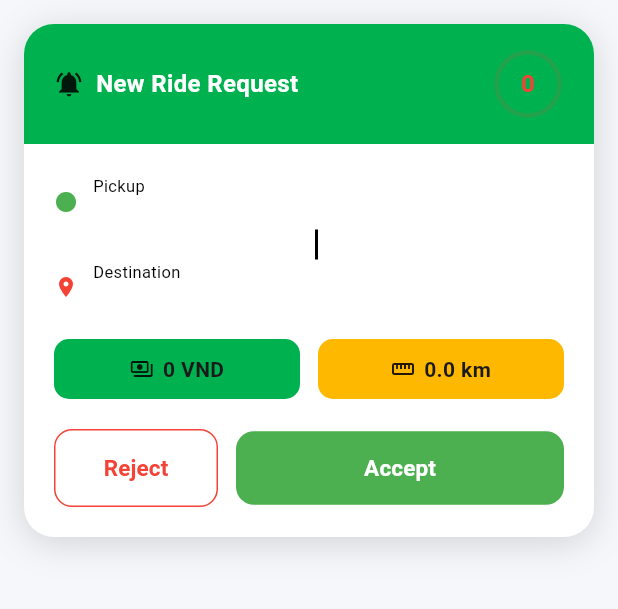
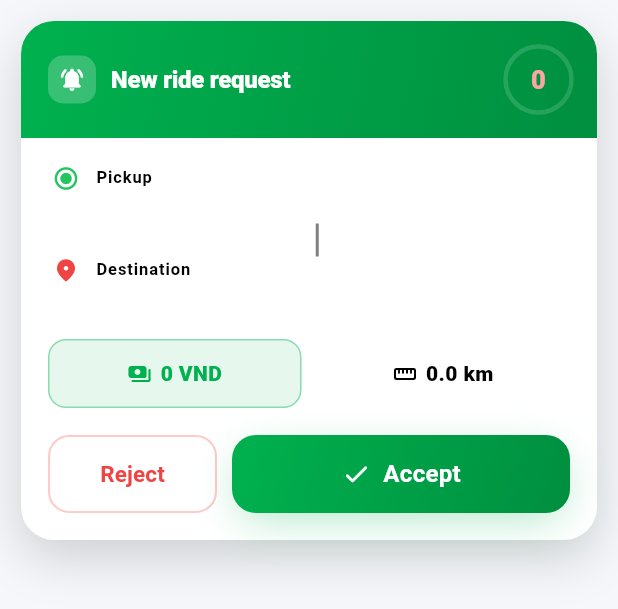
Before and after one commit to JasonTM17/Crab_Mobile_Flutter, a Flutter app: the IncomingRideCard widget shown alone on an empty page, opened directly with empty values, on a phone screen of 412 x 824 dp. Shown: the top 609 px of the screen. Run offline on Flutter 3.47's test engine with Material 3 defaults, Android fonts, the phone set to English and light mode, and no system bars; our stand-ins replace dio, equatable, flutter_bloc, flutter_secure_storage, get_it, go_router and 4 more; accounts and stored records are empty; generated files the repository leaves out were written again; network calls fail.

Commit message:
feat(mobile/ride/driver): premium incoming ride card
Header: brand-gradient bar with rounded notification badge + larger
white-stroke countdown ring (red text on last 5s).
Pickup/destination: clean radio + pin icons, dotted vertical link,
uppercase muted labels.
Info chips: emphasized fare with brand tint + outline, neutral chip
for distance.
Reject button: danger outline pill. Accept: GradientButton with check.

```diff
--- a/apps/mobile/lib/features/ride/driver/presentation/widgets/incoming_ride_card.dart
+++ b/apps/mobile/lib/features/ride/driver/presentation/widgets/incoming_ride_card.dart
@@ -2,6 +2,8 @@ import 'dart:math' as math;
 
 import 'package:flutter/material.dart';
 
+import '../../../../../core/theme/app_gradients.dart';
+import '../../../../../shared/widgets/gradient_button.dart';
 import '../bloc/driver_state.dart';
 
 class IncomingRideCard extends StatelessWidget {
@@ -31,15 +33,15 @@ class IncomingRideCard extends StatelessWidget {
     final countdownFraction = countdown / 15.0;
 
     return Container(
-      margin: const EdgeInsets.all(16),
+      margin: const EdgeInsets.fromLTRB(14, 14, 14, 18),
       decoration: BoxDecoration(
         color: theme.colorScheme.surface,
-        borderRadius: BorderRadius.circular(20),
+        borderRadius: BorderRadius.circular(22),
         boxShadow: [
           BoxShadow(
-            color: Colors.black.withOpacity(0.15),
-            blurRadius: 20,
-            offset: const Offset(0, 4),
+            color: Colors.black.withValues(alpha: 0.16),
+            blurRadius: 28,
+            offset: const Offset(0, 12),
           ),
         ],
       ),
@@ -48,49 +50,59 @@ class IncomingRideCard extends StatelessWidget {
         children: [
           // Header with countdown
           Container(
-            padding: const EdgeInsets.symmetric(horizontal: 20, vertical: 16),
-            decoration: BoxDecoration(
-              color: theme.colorScheme.primaryContainer,
+            padding: const EdgeInsets.fromLTRB(18, 14, 14, 14),
+            decoration: const BoxDecoration(
+              gradient: AppGradients.primary,
               borderRadius:
-                  const BorderRadius.vertical(top: Radius.circular(20)),
+                  BorderRadius.vertical(top: Radius.circular(22)),
             ),
             child: Row(
               children: [
-                const Icon(Icons.notifications_active, size: 20),
-                const SizedBox(width: 8),
-                Text(
-                  'New Ride Request',
+                Container(
+                  width: 32,
+                  height: 32,
+                  decoration: BoxDecoration(
+                    color: Colors.white.withValues(alpha: 0.22),
+                    borderRadius: BorderRadius.circular(10),
+                  ),
+                  child: const Icon(
+                    Icons.notifications_active_rounded,
+                    size: 18,
+                    color: Colors.white,
+                  ),
+                ),
+                const SizedBox(width: 10),
+                const Text(
+                  'New ride request',
                   style: TextStyle(
-                    fontWeight: FontWeight.bold,
+                    fontWeight: FontWeight.w800,
                     fontSize: 16,
-                    color: theme.colorScheme.onPrimaryContainer,
+                    color: Colors.white,
+                    letterSpacing: -0.2,
                   ),
                 ),
                 const Spacer(),
-                // Circular countdown timer
                 SizedBox(
-                  width: 48,
-                  height: 48,
+                  width: 50,
+                  height: 50,
                   child: Stack(
                     alignment: Alignment.center,
                     children: [
                       CustomPaint(
-                        size: const Size(48, 48),
+                        size: const Size(50, 50),
                         painter: _CountdownPainter(
                           fraction: countdownFraction,
-                          color: countdown <= 5
-                              ? Colors.red
-                              : theme.colorScheme.primary,
+                          color: Colors.white,
                         ),
                       ),
                       Text(
                         '$countdown',
                         style: TextStyle(
-                          fontWeight: FontWeight.bold,
-                          fontSize: 16,
+                          fontWeight: FontWeight.w800,
+                          fontSize: 17,
                           color: countdown <= 5
-                              ? Colors.red
-                              : theme.colorScheme.primary,
+                              ? const Color(0xFFFCA5A5)
+                              : Colors.white,
                         ),
                       ),
                     ],
@@ -101,93 +113,87 @@ class IncomingRideCard extends StatelessWidget {
           ),
           // Ride details
           Padding(
-            padding: const EdgeInsets.all(20),
+            padding: const EdgeInsets.fromLTRB(18, 18, 18, 18),
             child: Column(
               children: [
-                // Pickup
                 _AddressRow(
-                  icon: Icons.circle,
-                  iconColor: Colors.green,
+                  icon: Icons.radio_button_checked_rounded,
+                  iconColor: const Color(0xFF22C55E),
                   label: 'Pickup',
                   address: rideRequest.pickupAddress,
                 ),
                 Padding(
-                  padding: const EdgeInsets.only(left: 10),
+                  padding: const EdgeInsets.only(left: 11),
                   child: Container(
-                    height: 20,
+                    height: 22,
                     width: 2,
-                    color: theme.colorScheme.outlineVariant,
+                    color: theme.colorScheme.outlineVariant
+                        .withValues(alpha: 0.5),
                   ),
                 ),
-                // Dropoff
                 _AddressRow(
-                  icon: Icons.location_on,
-                  iconColor: Colors.red,
+                  icon: Icons.location_on_rounded,
+                  iconColor: const Color(0xFFEF4444),
                   label: 'Destination',
                   address: rideRequest.dropoffAddress,
                 ),
                 const SizedBox(height: 16),
-                // Fare and distance
                 Row(
                   children: [
                     Expanded(
                       child: _InfoChip(
-                        icon: Icons.payments_outlined,
+                        icon: Icons.payments_rounded,
                         label:
                             '${_formatFare(rideRequest.estimatedFare)} ${rideRequest.currency}',
-                        color: theme.colorScheme.primaryContainer,
+                        emphasized: true,
                       ),
                     ),
-                    const SizedBox(width: 12),
+                    const SizedBox(width: 10),
                     Expanded(
                       child: _InfoChip(
-                        icon: Icons.straighten,
+                        icon: Icons.straighten_rounded,
                         label:
                             '${rideRequest.distanceKm.toStringAsFixed(1)} km',
-                        color: theme.colorScheme.secondaryContainer,
                       ),
                     ),
                   ],
                 ),
-                const SizedBox(height: 20),
-                // Accept / Reject buttons
+                const SizedBox(height: 18),
                 Row(
                   children: [
                     Expanded(
+                      child: SizedBox(
+                        height: 52,
                         child: OutlinedButton(
                           onPressed: onReject,
                           style: OutlinedButton.styleFrom(
-                          foregroundColor: Colors.red,
-                          side: const BorderSide(color: Colors.red),
-                          padding: const EdgeInsets.symmetric(vertical: 14),
+                            foregroundColor: const Color(0xFFEF4444),
+                            side: const BorderSide(
+                              color: Color(0xFFFECACA),
+                              width: 1.4,
+                            ),
                             shape: RoundedRectangleBorder(
-                            borderRadius: BorderRadius.circular(12),
+                              borderRadius: BorderRadius.circular(14),
                             ),
                           ),
                           child: const Text(
                             'Reject',
                             style: TextStyle(
-                              fontWeight: FontWeight.w600, fontSize: 15),
+                              fontWeight: FontWeight.w700,
+                              fontSize: 15,
                             ),
                           ),
                         ),
-                    const SizedBox(width: 12),
+                      ),
+                    ),
+                    const SizedBox(width: 10),
                     Expanded(
                       flex: 2,
-                      child: FilledButton(
+                      child: GradientButton(
+                        label: 'Accept',
+                        icon: Icons.check_rounded,
+                        height: 52,
                         onPressed: onAccept,
-                        style: FilledButton.styleFrom(
-                          backgroundColor: Colors.green,
-                          padding: const EdgeInsets.symmetric(vertical: 14),
-                          shape: RoundedRectangleBorder(
-                            borderRadius: BorderRadius.circular(12),
-                          ),
-                        ),
-                        child: const Text(
-                          'Accept',
-                          style: TextStyle(
-                              fontWeight: FontWeight.w600, fontSize: 15),
-                        ),
                       ),
                     ),
                   ],
@@ -216,10 +222,15 @@ class _AddressRow extends StatelessWidget {
 
   @override
   Widget build(BuildContext context) {
+    final cs = Theme.of(context).colorScheme;
     return Row(
+      crossAxisAlignment: CrossAxisAlignment.start,
       children: [
-        Icon(icon, color: iconColor, size: 16),
-        const SizedBox(width: 10),
+        SizedBox(
+          width: 24,
+          child: Icon(icon, color: iconColor, size: 18),
+        ),
+        const SizedBox(width: 8),
         Expanded(
           child: Column(
             crossAxisAlignment: CrossAxisAlignment.start,
@@ -228,13 +239,18 @@ class _AddressRow extends StatelessWidget {
                 label,
                 style: TextStyle(
                   fontSize: 11,
-                  color: Theme.of(context).colorScheme.onSurfaceVariant,
+                  fontWeight: FontWeight.w700,
+                  letterSpacing: 0.6,
+                  color: cs.onSurfaceVariant,
                 ),
               ),
+              const SizedBox(height: 2),
               Text(
                 address,
                 style: const TextStyle(
-                    fontWeight: FontWeight.w500, fontSize: 14),
+                  fontWeight: FontWeight.w700,
+                  fontSize: 14,
+                ),
                 maxLines: 1,
                 overflow: TextOverflow.ellipsis,
               ),
@@ -249,28 +265,44 @@ class _AddressRow extends StatelessWidget {
 class _InfoChip extends StatelessWidget {
   final IconData icon;
   final String label;
-  final Color color;
+  final bool emphasized;
 
   const _InfoChip({
     required this.icon,
     required this.label,
-    required this.color,
+    this.emphasized = false,
   });
 
   @override
   Widget build(BuildContext context) {
+    final cs = Theme.of(context).colorScheme;
     return Container(
-      padding: const EdgeInsets.symmetric(horizontal: 12, vertical: 10),
+      padding: const EdgeInsets.symmetric(horizontal: 12, vertical: 12),
       decoration: BoxDecoration(
-        color: color,
-        borderRadius: BorderRadius.circular(10),
+        color: emphasized
+            ? cs.primary.withValues(alpha: 0.10)
+            : cs.surfaceContainerHighest.withValues(alpha: 0.5),
+        borderRadius: BorderRadius.circular(12),
+        border: emphasized
+            ? Border.all(color: cs.primary.withValues(alpha: 0.4))
+            : null,
       ),
       child: Row(
         mainAxisAlignment: MainAxisAlignment.center,
         children: [
-          Icon(icon, size: 16),
+          Icon(
+            icon,
+            size: 16,
+            color: emphasized ? cs.primary : cs.onSurfaceVariant,
+          ),
           const SizedBox(width: 6),
-          Text(label, style: const TextStyle(fontWeight: FontWeight.w600)),
+          Text(
+            label,
+            style: TextStyle(
+              fontWeight: FontWeight.w800,
+              color: emphasized ? cs.primary : cs.onSurface,
+            ),
+          ),
         ],
       ),
     );
```
Lines whose indentation alone changed are shown as unchanged.
